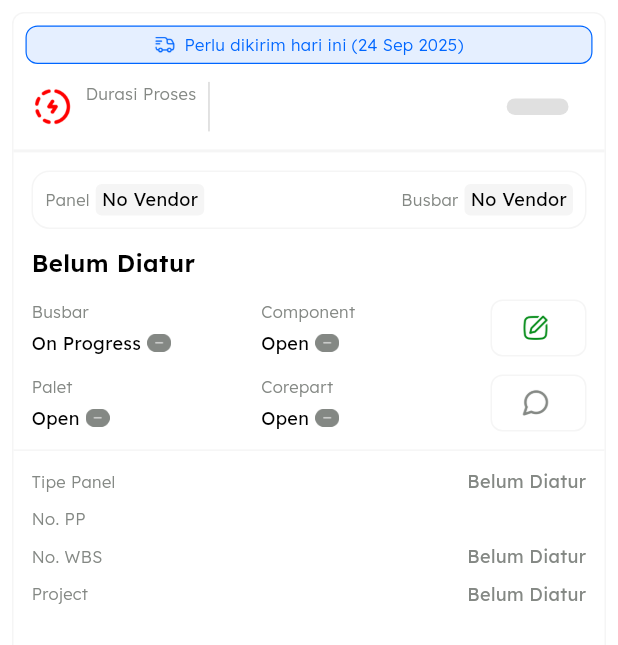
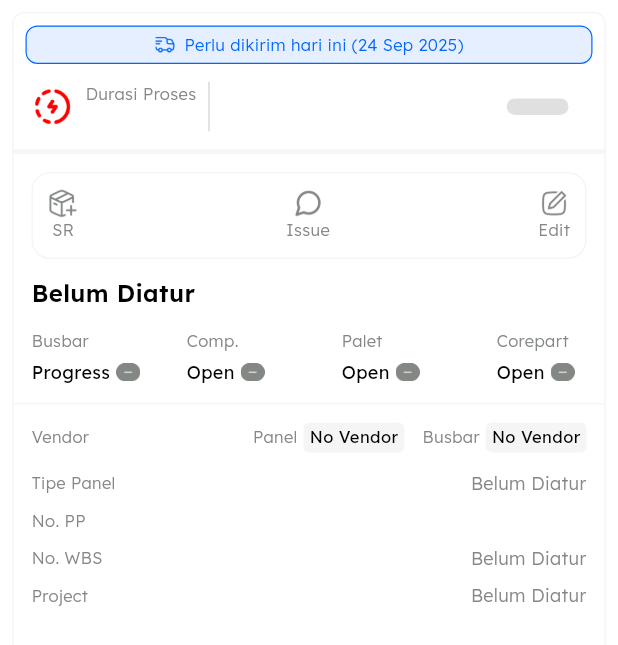
Before and after one commit to secappproject/sec_panel, a Flutter app: the PanelProgressCard widget shown alone on an empty page, opened directly with empty values, on a phone screen of 412 x 824 dp. Shown: the top 645 px of the screen. Run offline on Flutter 3.47's test engine with Material 3 defaults, Android fonts, the phone set to English and light mode, and no system bars; our stand-ins replace file_picker, fl_chart, permission_handler, photo_view, share_plus, shared_preferences and 1 more; missing offline and left inert: excel, file_saver, rich_text_controller; accounts and stored records are empty; network calls fail.

Commit message:
layout panel

```diff
--- a/lib/components/panel/card/panel_progress_card.dart
+++ b/lib/components/panel/card/panel_progress_card.dart
@@ -296,7 +296,7 @@ class PanelProgressCard extends StatelessWidget {
     //     ? 'On Progress'
     //     : statusBusbarMcc;
     final String displayStatus = statusBusbar.isEmpty
-        ? 'On Progress'
+        ? 'Progress'
         : statusBusbar;
     final String componentDisplayStatus = statusComponent.isEmpty
         ? 'Open'
@@ -438,190 +438,36 @@ class PanelProgressCard extends StatelessWidget {
               ),
             ),
             Container(
+              padding: const EdgeInsets.only(top: 12, right: 12, left: 12),
+              decoration: const BoxDecoration(
+                border: Border(
+                  top: BorderSide(width: 1, color: AppColors.grayLight),
+                ),
+              ),
+              child: Column(
+                children: [
+                  Container(
+                    padding: EdgeInsets.all(2),
+                    decoration: BoxDecoration(border: BoxBorder.all(width: 1, color: AppColors.grayLight), borderRadius: BorderRadius.all(Radius.circular(12))),
+                    child: Row(
+                      mainAxisAlignment: MainAxisAlignment.spaceBetween,
+                      children: [
+                        _buildAdditionalSRButton(context),
+                        SizedBox(width: 8,),
+                        _buildIssueButton(context),
+                        SizedBox(width: 8,),
+                        _buildEditButton(),
+                      ],
+                    ),
+                  ),
+                ],
+              ),
+            ),
+            Container(
               padding: const EdgeInsets.all(12),
               child: Column(
                 crossAxisAlignment: CrossAxisAlignment.start,
                 children: [
-                  Container(
-                    padding: const EdgeInsets.all(8),
-                    decoration: BoxDecoration(
-                      border: Border.all(width: 1, color: AppColors.grayLight),
-                      borderRadius: const BorderRadius.all(Radius.circular(12)),
-                    ),
-                    child: Row(
-                      mainAxisAlignment: MainAxisAlignment.spaceBetween,
-                      children: [
-                        Row(
-                          children: [
-                            const Text(
-                              "Panel",
-                              style: TextStyle(
-                                color: AppColors.gray,
-                                fontWeight: FontWeight.w300,
-                                fontSize: 11,
-                              ),
-                            ),
-                            const SizedBox(width: 4),
-                            Container(
-                              padding: const EdgeInsets.symmetric(
-                                horizontal: 4,
-                                vertical: 2,
-                              ),
-                              decoration: BoxDecoration(
-                                color: AppColors.grayLight,
-                                borderRadius: BorderRadius.circular(4),
-                              ),
-                              child: Text(
-                                panelVendorName.isEmpty
-                                    ? 'No Vendor'
-                                    : panelVendorName,
-                                style: const TextStyle(
-                                  color: AppColors.black,
-                                  fontWeight: FontWeight.w400,
-                                  fontSize: 12,
-                                ),
-                              ),
-                            ),
-                            if (hasPanelRemarks) ...[
-                              const SizedBox(width: 4),
-                              InkWell(
-                                onTap: () => _showRemarksBottomSheet(
-                                  context,
-                                  title: 'Panel Remarks',
-                                  remarksMap: {
-                                    panelVendorName.isNotEmpty
-                                            ? panelVendorName
-                                            : 'Panel':
-                                        panelRemarks,
-                                  },
-                                ),
-                                borderRadius: BorderRadius.circular(16),
-                                child: Container(
-                                  padding: const EdgeInsets.all(4),
-                                  decoration: BoxDecoration(
-                                    borderRadius: BorderRadius.circular(16),
-                                    border: Border.all(
-                                      color: AppColors.grayLight,
-                                      width: 1,
-                                    ),
-                                  ),
-                                  child: Image.asset(
-                                    'assets/images/remarks.png',
-                                    height: 16,
-                                  ),
-                                ),
-                              ),
-                            ],
-                          ],
-                        ),
-                        // InkWell(
-                        //   onTap: () {
-                        //     // The actual navigation logic
-                        //     Navigator.push(
-                        //       context,
-                        //       MaterialPageRoute(
-                        //         builder: (context) => PanelIssuesScreen(
-                        //           panelNoPp: ppNumber,
-                        //           panelNoWBS: wbsNumber,
-                        //           panelNoPanel: panelTitle,
-                        //           panelVendor: panelVendorName,
-                        //           busbarVendor: busbarVendorNames,
-                        //         ),
-                        //       ),
-                        //     );
-                        //   },
-                        //   borderRadius: BorderRadius.circular(16),
-                        //   child: Container(
-                        //     padding: const EdgeInsets.only(
-                        //       top: 4,
-                        //       bottom: 4,
-                        //       left: 8,
-                        //       right: 8,
-                        //     ),
-                        //     decoration: BoxDecoration(
-                        //       borderRadius: BorderRadius.circular(16),
-                        //       border: Border.all(
-                        //         color: AppColors.grayLight,
-                        //         width: 1,
-                        //       ),
-                        //     ),
-                        //     child: Text(
-                        //       "Issues",
-                        //       style: TextStyle(fontSize: 12),
-                        //     ),
-                        //   ),
-                        // ),
-                        Row(
-                          children: [
-                            const Text(
-                              "Busbar",
-                              style: TextStyle(
-                                color: AppColors.gray,
-                                fontWeight: FontWeight.w300,
-                                fontSize: 11,
-                              ),
-                            ),
-                            const SizedBox(width: 4),
-                            Container(
-                              constraints: BoxConstraints(
-                                maxWidth:
-                                    MediaQuery.of(context).size.width * 0.3,
-                              ),
-                              padding: const EdgeInsets.symmetric(
-                                horizontal: 4,
-                                vertical: 2,
-                              ),
-                              decoration: BoxDecoration(
-                                color: AppColors.grayLight,
-                                borderRadius: BorderRadius.circular(4),
-                              ),
-                              child: Text(
-                                busbarVendorNames.isEmpty
-                                    ? 'No Vendor'
-                                    : busbarVendorNames,
-                                style: const TextStyle(
-                                  color: AppColors.black,
-                                  fontWeight: FontWeight.w400,
-                                  fontSize: 12,
-                                ),
-                                overflow: TextOverflow.ellipsis,
-                              ),
-                            ),
-                            if (hasBusbarRemarks) ...[
-                              const SizedBox(width: 4),
-                              InkWell(
-                                onTap: () => _showRemarksBottomSheet(
-                                  context,
-                                  title: 'Busbar Remarks',
-                                  remarksMap: {
-                                    for (var e in busbarRemarks)
-                                      e.vendorName: e.remark,
-                                  },
-                                ),
-                                borderRadius: BorderRadius.circular(16),
-                                child: Container(
-                                  padding: const EdgeInsets.all(4),
-                                  decoration: BoxDecoration(
-                                    borderRadius: BorderRadius.circular(16),
-                                    border: Border.all(
-                                      color: AppColors.grayLight,
-                                      width: 1,
-                                    ),
-                                  ),
-                                  child: Image.asset(
-                                    'assets/images/remarks.png',
-                                    height: 16,
-                                  ),
-                                ),
-                              ),
-                            ],
-                          ],
-                        ),
-                      ],
-                    ),
-                  ),
-                  const SizedBox(height: 12),
-                  // ▼▼▼ [PERBAIKAN] Judul dan chip status digabung dalam satu Row ▼▼▼
                   Row(
                     crossAxisAlignment: CrossAxisAlignment.center,
                     children: [
@@ -646,29 +492,26 @@ class PanelProgressCard extends StatelessWidget {
                       Expanded(
                         child: _buildStatusColumn(
                           "Busbar",
-                          displayStatus,
+                          displayStatus == "On Progress" ? "Progress" : displayStatus,
                           _getBusbarStatusImage(statusBusbar),
                         ),
                       ),
+                      SizedBox(width: 4,),
                       Expanded(
                         child: _buildStatusColumn(
-                          "Component",
-                          componentDisplayStatus,
+                          "Comp.",
+                          componentDisplayStatus == "On Progress" ? "Progress" : componentDisplayStatus,
                           _getComponentStatusImage(statusComponent),
                         ),
                       ),
-                      SizedBox(
-                        width: 64,
-                        child: Align(
-                          alignment: Alignment.centerRight,
-                          child: _buildEditButton(),
-                        ),
-                      ),
-                    ],
-                  ),
-                  const SizedBox(height: 12),
-                  Row(
-                    children: [
+                      // SizedBox(
+                      //   width: 64,
+                      //   child: Align(
+                      //     alignment: Alignment.centerRight,
+                      //     child: _buildEditButton(),
+                      //   ),
+                      // ),
+                      SizedBox(width: 4,),
                       Expanded(
                         child: _buildStatusColumn(
                           "Palet",
@@ -676,18 +519,115 @@ class PanelProgressCard extends StatelessWidget {
                           _getPaletStatusImage(statusPalet),
                         ),
                       ),
-                      Expanded(
+                      SizedBox(width: 4,),
+                      Container(
+                        width: 60,
                         child: _buildStatusColumn(
                           "Corepart",
                           corepartDisplayStatus,
                           _getCorepartStatusImage(statusCorepart),
                         ),
                       ),
-                      SizedBox(
-                        width: 64,
-                        child: Align(
-                          alignment: Alignment.centerRight,
-                          child: _buildIssueButton(context),
+                    ],
+                  ),
+                  // Row(
+                  //   children: [
+                  //     Expanded(
+                  //       child: _buildStatusColumn(
+                  //         "Palet",
+                  //         paletDisplayStatus,
+                  //         _getPaletStatusImage(statusPalet),
+                  //       ),
+                  //     ),
+                  //     Expanded(
+                  //       child: _buildStatusColumn(
+                  //         "Corepart",
+                  //         corepartDisplayStatus,
+                  //         _getCorepartStatusImage(statusCorepart),
+                  //       ),
+                  //     ),
+                  //     // SizedBox(
+                  //     //   width: 64,
+                  //     //   child: Align(
+                  //     //     alignment: Alignment.centerRight,
+                  //     //     child: _buildIssueButton(context),
+                  //     //   ),
+                  //     // ),
+                  //   ],
+                  // ),
+                ],
+              ),
+            ),
+            // Wrap your widgets in a Column for vertical arrangement
+            Container(
+              padding: EdgeInsets.all(12),
+              decoration: const BoxDecoration(
+                border: Border(
+                  top: BorderSide(width: 1, color: AppColors.grayLight),
+                ),
+              ),
+              child: Column(
+                children: [
+                  // 1. A Row for the Vendor and Busbar info
+                  Container(
+                    child: Row(
+                      mainAxisAlignment: MainAxisAlignment.spaceBetween,
+                      children: [
+                        Text(
+                          "Vendor",
+                          style: TextStyle(fontSize: 11, fontWeight: FontWeight.w300, color: AppColors.gray),
+                        ),
+                        Row(
+                          children: [
+                            const Text(
+                              "Panel",
+                              style: TextStyle(
+                                color: AppColors.gray,
+                                fontWeight: FontWeight.w300,
+                                fontSize: 11,
+                              ),
+                            ),
+                            const SizedBox(width: 4),
+                            Container(
+                              padding: const EdgeInsets.symmetric(horizontal: 4, vertical: 2),
+                              decoration: BoxDecoration(
+                                color: AppColors.grayLight,
+                                borderRadius: BorderRadius.circular(4),
+                              ),
+                              child: Text(
+                                panelVendorName.isEmpty ? 'No Vendor' : panelVendorName,
+                                style: const TextStyle(
+                                  color: AppColors.black,
+                                  fontWeight: FontWeight.w400,
+                                  fontSize: 11,
+                                ),
+                              ),
+                            ),
+                            SizedBox(width: 12),
+                            const Text(
+                              "Busbar",
+                              style: TextStyle(
+                                color: AppColors.gray,
+                                fontWeight: FontWeight.w300,
+                                fontSize: 11,
+                              ),
+                            ),
+                            const SizedBox(width: 4),
+                            // Use Flexible to prevent long text from causing an overflow
+                            Container(
+                              padding: const EdgeInsets.symmetric(horizontal: 4, vertical: 2),
+                              decoration: BoxDecoration(
+                                color: AppColors.grayLight,
+                                borderRadius: BorderRadius.circular(4),
+                              ),
+                              child: Text(
+                                busbarVendorNames.isEmpty ? 'No Vendor' : busbarVendorNames,
+                                style: const TextStyle(
+                                  color: AppColors.black,
+                                  fontWeight: FontWeight.w400,
+                                  fontSize: 11,
+                                ),
+                                overflow: TextOverflow.ellipsis,
                               ),
                             ),
                           ],
@@ -695,14 +635,12 @@ class PanelProgressCard extends StatelessWidget {
                       ],
                     ),
                   ),
-            Container(
-              padding: const EdgeInsets.all(12),
-              decoration: const BoxDecoration(
-                border: Border(
-                  top: BorderSide(width: 1, color: AppColors.grayLight),
-                ),
-              ),
-              child: Column(
+
+                  // Add some space between the row above and the column below
+                  const SizedBox(height: 12),
+
+                  // 2. A Column for the rest of the panel details
+                  Column(
                     children: [
                       _buildInfoRow("Tipe Panel", displayPanelType),
                       const SizedBox(height: 8),
@@ -713,7 +651,9 @@ class PanelProgressCard extends StatelessWidget {
                       _buildInfoRow("Project", displayProject),
                     ],
                   ),
+                ],
               ),
+            )
           ],
         ),
       ),
@@ -725,6 +665,8 @@ class PanelProgressCard extends StatelessWidget {
       crossAxisAlignment: CrossAxisAlignment.start,
       children: [
         Text(
+          overflow: TextOverflow.ellipsis,
+          maxLines: 1,
           title,
           style: const TextStyle(
             color: AppColors.gray,
@@ -759,17 +701,13 @@ class PanelProgressCard extends StatelessWidget {
       child: Container(
         alignment: Alignment.center,
         padding: const EdgeInsets.all(8),
-        decoration: BoxDecoration(
-          borderRadius: BorderRadius.circular(8),
-          border: Border.all(color: AppColors.grayLight, width: 1),
-        ),
-        child: Row(
+        child: Column(
           mainAxisAlignment: MainAxisAlignment.center,
           crossAxisAlignment: CrossAxisAlignment.center,
           children: [
-            Image.asset('assets/images/edit-green.png', height: 20),
-            SizedBox(width: 4,),
-            // Text("Edit", style: TextStyle(color: AppColors.black, fontSize: 10),)
+            Image.asset('assets/images/edit-green.png', height: 20, color: AppColors.gray,),
+            SizedBox(width: 8,),
+            Text("Edit", style: TextStyle(fontSize: 11, color: AppColors.gray, fontWeight: FontWeight.w300,overflow: TextOverflow.ellipsis),),
           ],
         ),
       ),
@@ -792,14 +730,11 @@ class PanelProgressCard extends StatelessWidget {
       },
       borderRadius: BorderRadius.circular(8),
       child: Container(
-        width: 64,
         alignment: Alignment.center,
         padding: const EdgeInsets.all(8),
-        decoration: BoxDecoration(
-          borderRadius: BorderRadius.circular(8),
-          border: Border.all(color: AppColors.grayLight, width: 1),
-        ),
-        child: Stack(
+        child: Column(
+          children: [
+            Stack(
               clipBehavior: Clip.none,
               children: [
                 Image.asset('assets/images/package.png', height: 20, color: AppColors.gray), // Ganti dengan ikon yang sesuai
@@ -827,6 +762,10 @@ class PanelProgressCard extends StatelessWidget {
                   ),
               ],
             ),
+            SizedBox(width: 8,),
+            Text("SR", style: TextStyle(fontSize: 11, color: AppColors.gray, fontWeight: FontWeight.w300,overflow: TextOverflow.ellipsis),),
+          ],
+        ),
       ),
     );
   }
@@ -852,11 +791,7 @@ class PanelProgressCard extends StatelessWidget {
       child: Container(
         alignment: Alignment.center,
         padding: const EdgeInsets.all(8),
-        decoration: BoxDecoration(
-          borderRadius: BorderRadius.circular(8),
-          border: Border.all(color: AppColors.grayLight, width: 1),
-        ),
-        child: Row(
+        child: Column(
           mainAxisAlignment: MainAxisAlignment.center,
           crossAxisAlignment: CrossAxisAlignment.center,
           children: [
@@ -898,8 +833,8 @@ class PanelProgressCard extends StatelessWidget {
                 ],
               ),
             ],
-            SizedBox(width: 4,),
-            // Text("Issue", style: TextStyle(color: AppColors.black, fontSize: 10),)
+            SizedBox(width: 8,),
+            Text("Issue", style: TextStyle(fontSize: 11, color: AppColors.gray, fontWeight: FontWeight.w300,overflow: TextOverflow.ellipsis),),
           ],
         ),
       ),
@@ -923,7 +858,7 @@ class PanelProgressCard extends StatelessWidget {
             textAlign: TextAlign.end,
             style: const TextStyle(
               color: AppColors.gray,
-              fontWeight: FontWeight.w400,
+              fontWeight: FontWeight.w300,
               fontSize: 12,
             ),
             overflow: TextOverflow.ellipsis,
--- a/lib/home.dart
+++ b/lib/home.dart
@@ -1291,7 +1291,7 @@ class HomeScreenState extends State<HomeScreen> with TickerProviderStateMixin {
             crossAxisCount: crossAxisCount,
             crossAxisSpacing: 16,
             mainAxisSpacing: 16,
-            mainAxisExtent: 440,
+            mainAxisExtent: 460,
           ),
           itemCount: panelsToDisplay.length,
           itemBuilder: (context, index) {
```
Also changed, not shown: assets/images/package.png (added). Lines whose indentation alone changed are shown as unchanged.
